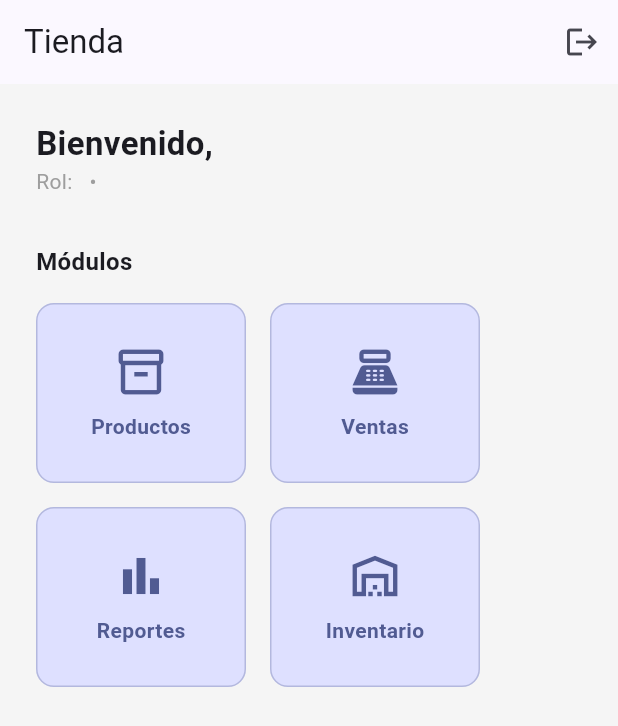
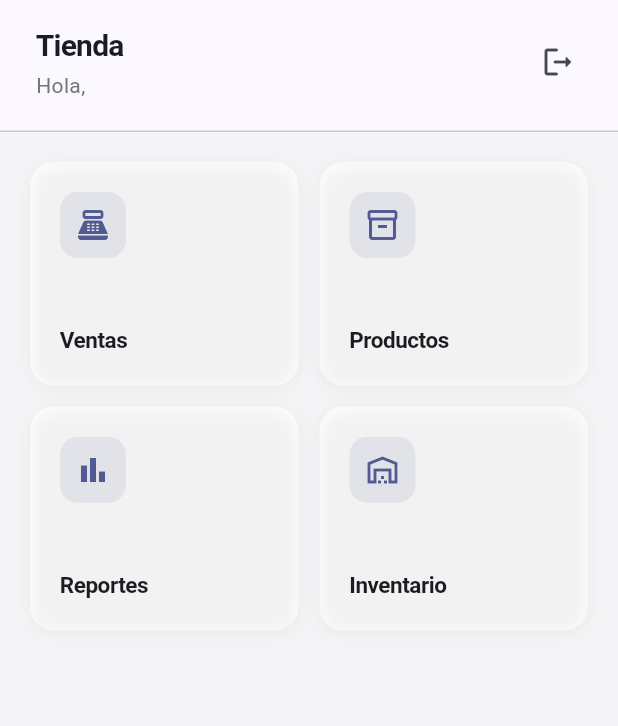
Before and after one commit to RamiroCalderonG/frontend-tienda, a Flutter app: the HomeScreen screen opened by its route, on a phone screen of 412 x 824 dp. Shown: the top 726 px of the screen. Run offline on Flutter 3.47's test engine with Material 3 defaults, Android fonts, the phone set to English and light mode, and no system bars; our stand-ins replace flutter_riverpod, flutter_secure_storage, go_router, google_fonts; missing offline and left inert: dart:html; accounts and stored records are empty.

Commit message:
ui: rediseño home — grid limpio con cards blancas y header minimalista
Co-Authored-By: Claude Sonnet 4.6 <noreply@anthropic.com>

```diff
--- a/lib/screens/home/home_screen.dart
+++ b/lib/screens/home/home_screen.dart
@@ -11,141 +11,155 @@ class HomeScreen extends ConsumerWidget {
     final auth = ref.watch(authProvider).valueOrNull;
     final user = auth?.user;
     final store = auth?.store;
+    final cs = Theme.of(context).colorScheme;
+
+    final modulos = user?.isSuperAdmin == true
+        ? [
+            _Modulo(icon: Icons.add_business_outlined, label: 'Tiendas', route: '/tiendas'),
+          ]
+        : [
+            _Modulo(icon: Icons.point_of_sale_outlined, label: 'Ventas', route: '/ventas'),
+            _Modulo(icon: Icons.inventory_2_outlined, label: 'Productos', route: '/productos'),
+            _Modulo(icon: Icons.bar_chart_outlined, label: 'Reportes', route: '/reportes'),
+            _Modulo(icon: Icons.warehouse_outlined, label: 'Inventario', route: '/inventario'),
+            if (user?.isAdmin == true)
+              _Modulo(icon: Icons.people_outline, label: 'Usuarios', route: '/usuarios'),
+            if (user?.isAdmin == true)
+              _Modulo(icon: Icons.tune_outlined, label: 'Ajustes', route: '/ajustes'),
+          ];
 
     return Scaffold(
-      appBar: AppBar(
-        title: Text(store?.name ?? 'Tienda'),
-        actions: [
+      backgroundColor: const Color(0xFFF5F5F7),
+      body: Column(
+        crossAxisAlignment: CrossAxisAlignment.stretch,
+        children: [
+          // Header
+          Container(
+            color: cs.surface,
+            padding: EdgeInsets.only(
+              top: MediaQuery.of(context).padding.top + 16,
+              left: 24,
+              right: 16,
+              bottom: 20,
+            ),
+            child: Row(
+              children: [
+                Expanded(
+                  child: Column(
+                    crossAxisAlignment: CrossAxisAlignment.start,
+                    children: [
+                      Text(
+                        store?.name ?? 'Tienda',
+                        style: const TextStyle(
+                          fontSize: 20,
+                          fontWeight: FontWeight.w700,
+                          letterSpacing: -0.5,
+                        ),
+                      ),
+                      const SizedBox(height: 2),
+                      Text(
+                        'Hola, ${user?.name ?? ''}',
+                        style: TextStyle(
+                          fontSize: 14,
+                          color: Colors.grey.shade600,
+                        ),
+                      ),
+                    ],
+                  ),
+                ),
                 IconButton(
-            icon: const Icon(Icons.logout),
+                  icon: const Icon(Icons.logout_rounded),
                   tooltip: 'Cerrar sesión',
                   onPressed: () => ref.read(authProvider.notifier).logout(),
                 ),
               ],
             ),
-      body: Padding(
-        padding: const EdgeInsets.all(24),
-        child: Column(
-          crossAxisAlignment: CrossAxisAlignment.start,
-          children: [
-            Text(
-              'Bienvenido, ${user?.name ?? ''}',
-              style: const TextStyle(fontSize: 22, fontWeight: FontWeight.bold),
           ),
-            Text(
-              'Rol: ${user?.role ?? ''}  •  ${store?.name ?? ''}',
-              style: const TextStyle(color: Colors.grey),
+          const Divider(height: 1),
+          // Grid
+          Expanded(
+            child: Padding(
+              padding: const EdgeInsets.all(20),
+              child: GridView.builder(
+                gridDelegate: const SliverGridDelegateWithFixedCrossAxisCount(
+                  crossAxisCount: 2,
+                  crossAxisSpacing: 14,
+                  mainAxisSpacing: 14,
+                  childAspectRatio: 1.2,
                 ),
-            const SizedBox(height: 32),
-            const Text(
-              'Módulos',
-              style: TextStyle(fontSize: 16, fontWeight: FontWeight.w600),
+                itemCount: modulos.length,
+                itemBuilder: (context, i) => _ModuloCard(
+                  modulo: modulos[i],
+                  onTap: () => context.push(modulos[i].route),
                 ),
-            const SizedBox(height: 16),
-            Wrap(
-              spacing: 16,
-              runSpacing: 16,
-              children: user?.isSuperAdmin == true
-                  // ── Vista superadmin ──────────────────────
-                  ? [
-                      _ModuloCard(
-                        icon: Icons.add_business_outlined,
-                        label: 'Tiendas',
-                        onTap: () => context.push('/tiendas'),
               ),
-                    ]
-                  // ── Vista normal ──────────────────────────
-                  : [
-                      _ModuloCard(
-                        icon: Icons.inventory_2_outlined,
-                        label: 'Productos',
-                        onTap: () => context.push('/productos'),
             ),
-                      _ModuloCard(
-                        icon: Icons.point_of_sale_outlined,
-                        label: 'Ventas',
-                        onTap: () => context.push('/ventas'),
-                      ),
-                      _ModuloCard(
-                          icon: Icons.bar_chart_outlined,
-                          label: 'Reportes',
-                          onTap: () => context.push('/reportes')),
-                      _ModuloCard(
-                        icon: Icons.warehouse_outlined,
-                        label: 'Inventario',
-                        onTap: () => context.push('/inventario'),
-                      ),
-                      if (user?.isAdmin == true)
-                        _ModuloCard(
-                          icon: Icons.people_outline,
-                          label: 'Usuarios',
-                          onTap: () => context.push('/usuarios'),
-                        ),
-                      if (user?.isAdmin == true)
-                        _ModuloCard(
-                          icon: Icons.tune_outlined,
-                          label: 'Ajustes',
-                          onTap: () => context.push('/ajustes'),
           ),
         ],
       ),
+    );
+  }
+}
+
+class _Modulo {
+  final IconData icon;
+  final String label;
+  final String route;
+  const _Modulo({required this.icon, required this.label, required this.route});
+}
+
+class _ModuloCard extends StatelessWidget {
+  final _Modulo modulo;
+  final VoidCallback onTap;
+
+  const _ModuloCard({required this.modulo, required this.onTap});
+
+  @override
+  Widget build(BuildContext context) {
+    final cs = Theme.of(context).colorScheme;
+
+    return Material(
+      color: Colors.white,
+      borderRadius: BorderRadius.circular(16),
+      child: InkWell(
+        onTap: onTap,
+        borderRadius: BorderRadius.circular(16),
+        child: Container(
+          decoration: BoxDecoration(
+            borderRadius: BorderRadius.circular(16),
+            boxShadow: [
+              BoxShadow(
+                color: Colors.black.withOpacity(0.05),
+                blurRadius: 10,
+                offset: const Offset(0, 2),
+              ),
             ],
+          ),
+          padding: const EdgeInsets.all(20),
+          child: Column(
+            crossAxisAlignment: CrossAxisAlignment.start,
+            mainAxisAlignment: MainAxisAlignment.spaceBetween,
+            children: [
+              Container(
+                padding: const EdgeInsets.all(10),
+                decoration: BoxDecoration(
+                  color: cs.primary.withOpacity(0.1),
+                  borderRadius: BorderRadius.circular(12),
+                ),
+                child: Icon(modulo.icon, size: 24, color: cs.primary),
+              ),
+              Text(
+                modulo.label,
+                style: const TextStyle(
+                  fontSize: 15,
+                  fontWeight: FontWeight.w600,
+                  letterSpacing: -0.3,
+                ),
+              ),
+            ],
+          ),
         ),
       ),
     );
   }
 }
-
-class _ModuloCard extends StatelessWidget {
-  final IconData icon;
-  final String label;
-  final VoidCallback? onTap;
-
-  const _ModuloCard({required this.icon, required this.label, required this.onTap});
-
-  @override
-  Widget build(BuildContext context) {
-    final disponible = onTap != null;
-    return InkWell(
-      onTap: onTap,
-      borderRadius: BorderRadius.circular(12),
-      child: Container(
-        width: 140,
-        height: 120,
-        decoration: BoxDecoration(
-          color: disponible
-              ? Theme.of(context).colorScheme.primaryContainer
-              : Colors.grey.shade100,
-          borderRadius: BorderRadius.circular(12),
-          border: Border.all(
-            color: disponible
-                ? Theme.of(context).colorScheme.primary.withOpacity(0.3)
-                : Colors.grey.shade300,
-          ),
-        ),
-        child: Column(
-          mainAxisAlignment: MainAxisAlignment.center,
-          children: [
-            Icon(
-              icon,
-              size: 36,
-              color: disponible
-                  ? Theme.of(context).colorScheme.primary
-                  : Colors.grey,
-            ),
-            const SizedBox(height: 8),
-            Text(
-              label,
-              style: TextStyle(
-                fontWeight: FontWeight.w600,
-                color: disponible ? Theme.of(context).colorScheme.primary : Colors.grey,
-              ),
-            ),
-            if (!disponible)
-              const Text('Próximamente', style: TextStyle(fontSize: 10, color: Colors.grey)),
-          ],
-        ),
-      ),
-    );
-  }
-}
```
Lines whose indentation alone changed are shown as unchanged.
